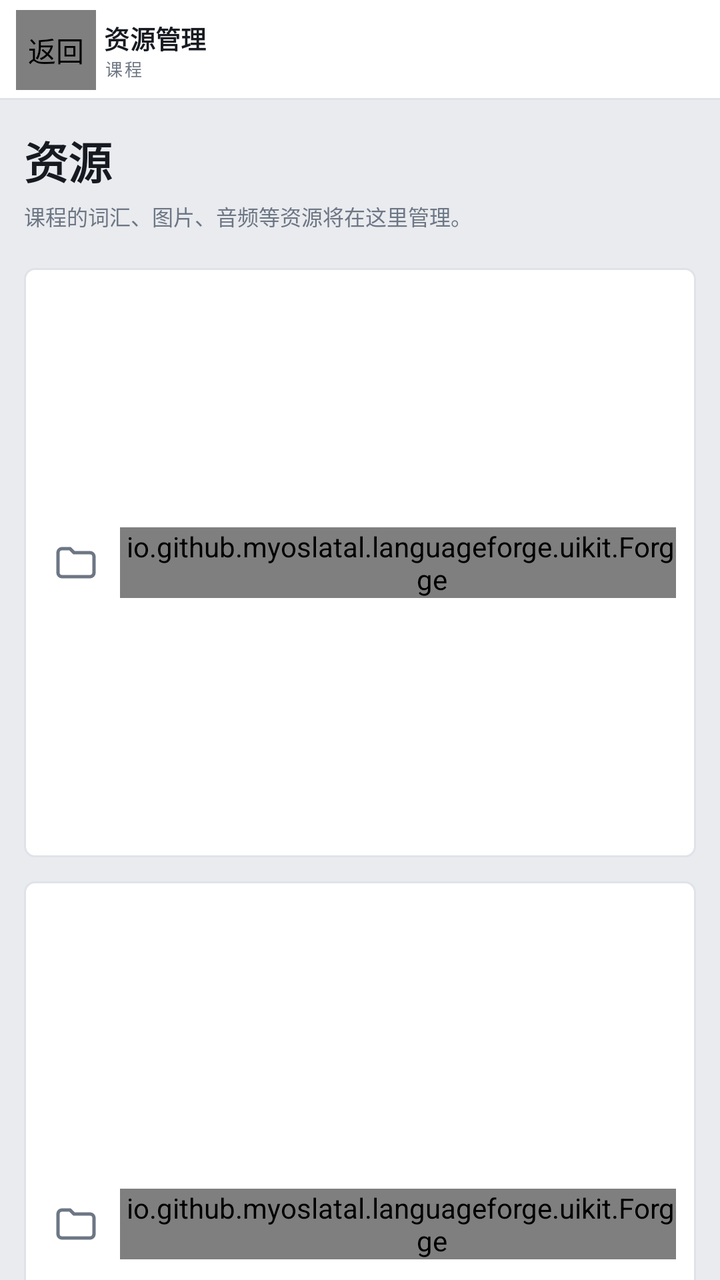
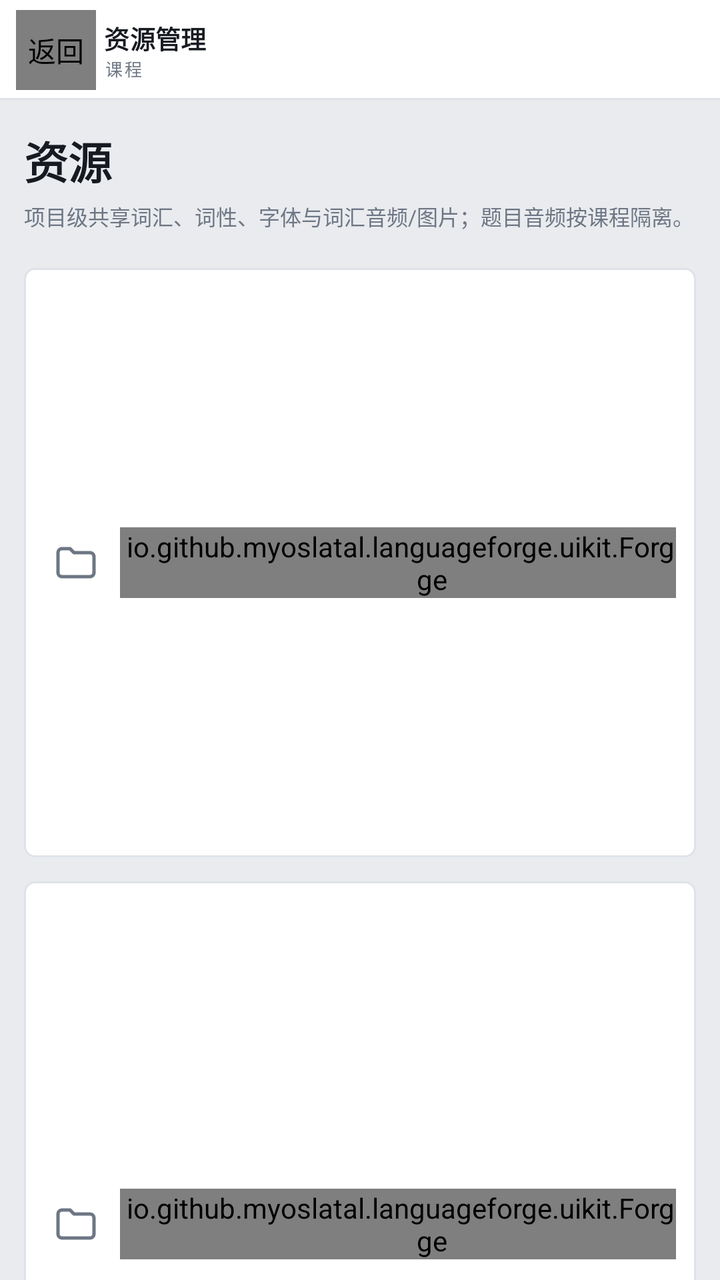

Screens rendered from an Android XML layout before and after an edit, with the pre-edit source and the edit as a unified diff.
<!-- AndroidManifest.xml: application theme Theme.NostongueForge -->
<!-- res/layout/activity_resource_management.xml -->
<?xml version="1.0" encoding="utf-8"?>
<LinearLayout xmlns:android="http://schemas.android.com/apk/res/android"
    xmlns:app="http://schemas.android.com/apk/res-auto"
    android:id="@+id/resource_root"
    android:layout_width="match_parent"
    android:layout_height="match_parent"
    android:background="@color/forge_bg"
    android:orientation="vertical">

    <LinearLayout
        android:id="@+id/resource_topbar"
        android:layout_width="match_parent"
        android:layout_height="wrap_content"
        android:background="@drawable/forge_bg_topbar"
        android:orientation="vertical">

        <LinearLayout
            android:id="@+id/resource_topbar_row"
            android:layout_width="match_parent"
            android:layout_height="50dp"
            android:gravity="center_vertical"
            android:orientation="horizontal"
            android:paddingStart="8dp"
            android:paddingEnd="8dp">

            <io.github.myoslatal.languageforge.uikit.ForgeButton
                android:id="@+id/btn_resource_back"
                android:layout_width="40dp"
                android:layout_height="40dp"
                android:contentDescription="返回"
                app:forgeIcon="@drawable/forge_ic_back"
                app:forgeVariant="ghost" />

            <LinearLayout
                android:layout_width="0dp"
                android:layout_height="wrap_content"
                android:layout_marginStart="4dp"
                android:layout_weight="1"
                android:orientation="vertical">

                <TextView
                    style="@style/Forge.Text.Brand"
                    android:layout_width="match_parent"
                    android:layout_height="wrap_content"
                    android:includeFontPadding="false"
                    android:maxLines="1"
                    android:text="资源管理" />

                <TextView
                    android:id="@+id/resource_context"
                    style="@style/Forge.Text.BrandSub"
                    android:layout_width="match_parent"
                    android:layout_height="wrap_content"
                    android:ellipsize="end"
                    android:includeFontPadding="false"
                    android:maxLines="1"
                    android:text="课程" />
            </LinearLayout>
        </LinearLayout>
    </LinearLayout>

    <ScrollView
        android:id="@+id/resource_scroll"
        android:layout_width="match_parent"
        android:layout_height="0dp"
        android:layout_weight="1"
        android:clipToPadding="true"
        android:fillViewport="false"
        android:overScrollMode="ifContentScrolls"
        android:scrollbars="none">

        <LinearLayout
            android:id="@+id/resource_content"
            android:layout_width="match_parent"
            android:layout_height="wrap_content"
            android:orientation="vertical"
            android:paddingStart="12dp"
            android:paddingTop="14dp"
            android:paddingEnd="12dp"
            android:paddingBottom="24dp">

            <TextView
                android:layout_width="wrap_content"
                android:layout_height="wrap_content"
                android:fontFamily="sans-serif"
                android:includeFontPadding="false"
                android:text="资源"
                android:textColor="@color/forge_text"
                android:textSize="22sp"
                android:textStyle="bold" />

            <TextView
                style="@style/Forge.Text.Hint"
                android:layout_width="match_parent"
                android:layout_height="wrap_content"
                android:layout_marginTop="4dp"
                android:text="课程的词汇、图片、音频等资源将在这里管理。" />

            <LinearLayout
                android:id="@+id/vocabulary_entry"
                android:layout_width="match_parent"
                android:layout_height="wrap_content"
                android:layout_marginTop="18dp"
                android:background="@drawable/forge_bg_project_card"
                android:clickable="true"
                android:focusable="true"
                android:gravity="center_vertical"
                android:orientation="horizontal"
                android:paddingStart="14dp"
                android:paddingTop="14dp"
                android:paddingEnd="10dp"
                android:paddingBottom="14dp">

                <ImageView
                    android:layout_width="24dp"
                    android:layout_height="24dp"
                    android:contentDescription="词汇管理"
                    android:src="@drawable/forge_ic_folder" />

                <LinearLayout
                    android:layout_width="0dp"
                    android:layout_height="wrap_content"
                    android:layout_marginStart="10dp"
                    android:layout_weight="1"
                    android:orientation="vertical">

                    <TextView
                        android:layout_width="wrap_content"
                        android:layout_height="wrap_content"
                        android:fontFamily="sans-serif"
                        android:includeFontPadding="false"
                        android:text="词汇管理"
                        android:textColor="@color/forge_text"
                        android:textSize="15sp"
                        android:textStyle="bold" />

                    <TextView
                        android:id="@+id/vocabulary_summary"
                        android:layout_width="wrap_content"
                        android:layout_height="wrap_content"
                        android:layout_marginTop="3dp"
                        android:fontFamily="sans-serif"
                        android:includeFontPadding="false"
                        android:text="0 个词 · 管理词汇表"
                        android:textColor="@color/forge_muted"
                        android:textSize="11sp" />
                </LinearLayout>

                <io.github.myoslatal.languageforge.uikit.ForgeBadge
                    android:id="@+id/vocabulary_badge"
                    android:layout_width="wrap_content"
                    android:layout_height="wrap_content"
                    android:text="进入" />

                <ImageView
                    android:layout_width="20dp"
                    android:layout_height="20dp"
                    android:layout_marginStart="4dp"
                    android:contentDescription="进入词汇管理"
                    android:src="@drawable/forge_ic_chevron_right" />
            </LinearLayout>

            <LinearLayout
                android:id="@+id/font_entry"
                android:layout_width="match_parent"
                android:layout_height="wrap_content"
                android:layout_marginTop="12dp"
                android:background="@drawable/forge_bg_project_card"
                android:clickable="true"
                android:focusable="true"
                android:gravity="center_vertical"
                android:orientation="horizontal"
                android:paddingStart="14dp"
                android:paddingTop="14dp"
                android:paddingEnd="10dp"
                android:paddingBottom="14dp">

                <ImageView
                    android:layout_width="24dp"
                    android:layout_height="24dp"
                    android:contentDescription="字体管理"
                    android:src="@drawable/forge_ic_folder" />

                <LinearLayout
                    android:layout_width="0dp"
                    android:layout_height="wrap_content"
                    android:layout_marginStart="10dp"
                    android:layout_weight="1"
                    android:orientation="vertical">

                    <TextView
                        android:layout_width="wrap_content"
                        android:layout_height="wrap_content"
                        android:fontFamily="sans-serif"
                        android:includeFontPadding="false"
                        android:text="字体管理"
                        android:textColor="@color/forge_text"
                        android:textSize="15sp"
                        android:textStyle="bold" />

                    <TextView
                        android:id="@+id/font_summary"
                        android:layout_width="wrap_content"
                        android:layout_height="wrap_content"
                        android:layout_marginTop="3dp"
                        android:fontFamily="sans-serif"
                        android:includeFontPadding="false"
                        android:text="0 个字体 · 当前：系统默认"
                        android:textColor="@color/forge_muted"
                        android:textSize="11sp" />
                </LinearLayout>

                <io.github.myoslatal.languageforge.uikit.ForgeBadge
                    android:id="@+id/font_badge"
                    android:layout_width="wrap_content"
                    android:layout_height="wrap_content"
                    android:text="进入" />

                <ImageView
                    android:layout_width="20dp"
                    android:layout_height="20dp"
                    android:layout_marginStart="4dp"
                    android:contentDescription="进入字体管理"
                    android:src="@drawable/forge_ic_chevron_right" />
            </LinearLayout>

            <LinearLayout
                android:id="@+id/pos_entry"
                android:layout_width="match_parent"
                android:layout_height="wrap_content"
                android:layout_marginTop="12dp"
                android:background="@drawable/forge_bg_project_card"
                android:clickable="true"
                android:focusable="true"
                android:gravity="center_vertical"
                android:orientation="horizontal"
                android:paddingStart="14dp"
                android:paddingTop="14dp"
                android:paddingEnd="10dp"
                android:paddingBottom="14dp">

                <ImageView
                    android:layout_width="24dp"
                    android:layout_height="24dp"
                    android:contentDescription="词性管理"
                    android:src="@drawable/forge_ic_folder" />

                <LinearLayout
                    android:layout_width="0dp"
                    android:layout_height="wrap_content"
                    android:layout_marginStart="10dp"
                    android:layout_weight="1"
                    android:orientation="vertical">

                    <TextView
                        android:layout_width="wrap_content"
                        android:layout_height="wrap_content"
                        android:fontFamily="sans-serif"
                        android:includeFontPadding="false"
                        android:text="词性管理"
                        android:textColor="@color/forge_text"
                        android:textSize="15sp"
                        android:textStyle="bold" />

                    <TextView
                        android:id="@+id/pos_summary"
                        android:layout_width="wrap_content"
                        android:layout_height="wrap_content"
                        android:layout_marginTop="3dp"
                        android:fontFamily="sans-serif"
                        android:includeFontPadding="false"
                        android:text="0 个词性 · 名称、描述与编码"
                        android:textColor="@color/forge_muted"
                        android:textSize="11sp" />
                </LinearLayout>

                <io.github.myoslatal.languageforge.uikit.ForgeBadge
                    android:id="@+id/pos_badge"
                    android:layout_width="wrap_content"
                    android:layout_height="wrap_content"
                    android:text="进入" />

                <ImageView
                    android:layout_width="20dp"
                    android:layout_height="20dp"
                    android:layout_marginStart="4dp"
                    android:contentDescription="进入词性管理"
                    android:src="@drawable/forge_ic_chevron_right" />
            </LinearLayout>

            <LinearLayout
                android:id="@+id/image_entry"
                android:layout_width="match_parent"
                android:layout_height="wrap_content"
                android:layout_marginTop="12dp"
                android:background="@drawable/forge_bg_project_card"
                android:clickable="true"
                android:focusable="true"
                android:gravity="center_vertical"
                android:orientation="horizontal"
                android:paddingStart="14dp"
                android:paddingTop="14dp"
                android:paddingEnd="10dp"
                android:paddingBottom="14dp">

                <ImageView
                    android:layout_width="24dp"
                    android:layout_height="24dp"
                    android:contentDescription="图片管理"
                    android:src="@drawable/forge_ic_folder" />

                <LinearLayout
                    android:layout_width="0dp"
                    android:layout_height="wrap_content"
                    android:layout_marginStart="10dp"
                    android:layout_weight="1"
                    android:orientation="vertical">

                    <TextView
                        android:layout_width="wrap_content"
                        android:layout_height="wrap_content"
                        android:fontFamily="sans-serif"
                        android:includeFontPadding="false"
                        android:text="图片管理"
                        android:textColor="@color/forge_text"
                        android:textSize="15sp"
                        android:textStyle="bold" />

                    <TextView
                        android:id="@+id/image_summary"
                        android:layout_width="wrap_content"
                        android:layout_height="wrap_content"
                        android:layout_marginTop="3dp"
                        android:fontFamily="sans-serif"
                        android:includeFontPadding="false"
                        android:text="0 张图片 · 编码与引用"
                        android:textColor="@color/forge_muted"
                        android:textSize="11sp" />
                </LinearLayout>

                <io.github.myoslatal.languageforge.uikit.ForgeBadge
                    android:id="@+id/image_badge"
                    android:layout_width="wrap_content"
                    android:layout_height="wrap_content"
                    android:text="进入" />

                <ImageView
                    android:layout_width="20dp"
                    android:layout_height="20dp"
                    android:layout_marginStart="4dp"
                    android:contentDescription="进入图片管理"
                    android:src="@drawable/forge_ic_chevron_right" />
            </LinearLayout>

            <LinearLayout
                android:id="@+id/audio_entry"
                android:layout_width="match_parent"
                android:layout_height="wrap_content"
                android:layout_marginTop="12dp"
                android:background="@drawable/forge_bg_project_card"
                android:clickable="true"
                android:focusable="true"
                android:gravity="center_vertical"
                android:orientation="horizontal"
                android:paddingStart="14dp"
                android:paddingTop="14dp"
                android:paddingEnd="10dp"
                android:paddingBottom="14dp">

                <ImageView
                    android:layout_width="24dp"
                    android:layout_height="24dp"
                    android:contentDescription="音频管理"
                    android:src="@drawable/forge_ic_folder" />

                <LinearLayout
                    android:layout_width="0dp"
                    android:layout_height="wrap_content"
                    android:layout_marginStart="10dp"
                    android:layout_weight="1"
                    android:orientation="vertical">

                    <TextView
                        android:layout_width="wrap_content"
                        android:layout_height="wrap_content"
                        android:fontFamily="sans-serif"
                        android:includeFontPadding="false"
                        android:text="音频管理"
                        android:textColor="@color/forge_text"
                        android:textSize="15sp"
                        android:textStyle="bold" />

                    <TextView
                        android:id="@+id/audio_summary"
                        android:layout_width="wrap_content"
                        android:layout_height="wrap_content"
                        android:layout_marginTop="3dp"
                        android:fontFamily="sans-serif"
                        android:includeFontPadding="false"
                        android:text="0 条音频 · 编码与引用"
                        android:textColor="@color/forge_muted"
                        android:textSize="11sp" />
                </LinearLayout>

                <io.github.myoslatal.languageforge.uikit.ForgeBadge
                    android:id="@+id/audio_badge"
                    android:layout_width="wrap_content"
                    android:layout_height="wrap_content"
                    android:text="进入" />

                <ImageView
                    android:layout_width="20dp"
                    android:layout_height="20dp"
                    android:layout_marginStart="4dp"
                    android:contentDescription="进入音频管理"
                    android:src="@drawable/forge_ic_chevron_right" />
            </LinearLayout>

            <TextView
                style="@style/Forge.Text.Tiny"
                android:layout_width="match_parent"
                android:layout_height="wrap_content"
                android:layout_marginTop="18dp"
                android:gravity="center"
                android:text="更多资源类型稍后加入" />
        </LinearLayout>
    </ScrollView>
</LinearLayout>
<!-- resources referenced by this layout -->
<resources>
  <color name="forge_bg">#E9EBEF</color>
  <color name="forge_muted">#6D7684</color>
  <color name="forge_text">#171B21</color>
  <!-- drawable forge_bg_topbar (drawable) -->
  <?xml version="1.0" encoding="utf-8"?>
  <layer-list xmlns:android="http://schemas.android.com/apk/res/android">
      <item><shape android:shape="rectangle"><solid android:color="@color/forge_panel" /></shape></item>
      <item android:gravity="bottom" android:height="1dp"><shape android:shape="rectangle"><solid android:color="@color/forge_line" /></shape></item>
  </layer-list>
  <!-- drawable forge_ic_back (drawable) -->
  <?xml version="1.0" encoding="utf-8"?>
  <vector xmlns:android="http://schemas.android.com/apk/res/android"
      android:width="24dp" android:height="24dp"
      android:viewportWidth="24" android:viewportHeight="24">
      <path android:pathData="M15,5 L8,12 L15,19"
          android:strokeColor="@color/forge_muted" android:strokeWidth="1.7"
          android:strokeLineCap="round" android:strokeLineJoin="round"
          android:fillColor="@android:color/transparent" />
  </vector>
  <!-- drawable forge_ic_chevron_right (drawable) -->
  <?xml version="1.0" encoding="utf-8"?>
  <vector xmlns:android="http://schemas.android.com/apk/res/android"
      android:width="24dp" android:height="24dp"
      android:viewportWidth="24" android:viewportHeight="24">
      <path android:pathData="M9,6 L15,12 L9,18"
          android:strokeColor="@color/forge_muted" android:strokeWidth="1.7"
          android:strokeLineCap="round" android:strokeLineJoin="round"
          android:fillColor="@android:color/transparent" />
  </vector>
  <style name="Forge.Text.Brand" parent="Forge.Text">
          <item name="android:textSize">@dimen/forge_text_brand</item>
          <item name="android:textStyle">bold</item>
          <item name="android:letterSpacing">0.01</item>
          <item name="android:textColor">@color/forge_text</item>
      </style>
  <style name="Forge.Text.BrandSub" parent="Forge.Text">
          <item name="android:textSize">@dimen/forge_text_brand_sub</item>
          <item name="android:letterSpacing">0.12</item>
          <item name="android:textAllCaps">true</item>
          <item name="android:textColor">@color/forge_muted</item>
      </style>
  <style name="Forge.Text.Hint" parent="Forge.Text">
          <item name="android:textSize">@dimen/forge_text_hint</item>
          <item name="android:textColor">@color/forge_muted</item>
          <item name="android:lineSpacingMultiplier">1.6</item>
      </style>
  <style name="Forge.Text.Tiny" parent="Forge.Text">
          <item name="android:textSize">@dimen/forge_text_tiny</item>
          <item name="android:textColor">@color/forge_muted</item>
      </style>
  <color name="forge_accent_soft">#1C2F6FEB</color>
  <color name="forge_panel">#FFFFFF</color>
  <color name="forge_line">#DFE3E9</color>
  <dimen name="forge_radius">5dp</dimen>
  <style name="Forge.Text" parent="TextAppearance.AppCompat">
          <item name="android:fontFamily">sans-serif</item>
          <item name="android:textSize">@dimen/forge_text_body</item>
          <item name="android:textColor">@color/forge_text</item>
      </style>
  <dimen name="forge_text_brand">12.5sp</dimen>
  <dimen name="forge_text_brand_sub">8.5sp</dimen>
  <dimen name="forge_text_hint">10.5sp</dimen>
  <dimen name="forge_text_tiny">9sp</dimen>
  <color name="forge_accent">#2F6FEB</color>
  <color name="forge_faint">#9AA3B0</color>
  <dimen name="forge_text_body">12.5sp</dimen>
  <!-- unchanged entries left out for length: 3 -->
</resources>

<!-- the commit's change to res/layout/activity_resource_management.xml (unified diff, before → after) -->
@@ -90,11 +90,12 @@
                 android:textStyle="bold" />
 
             <TextView
+                android:id="@+id/resource_hint"
                 style="@style/Forge.Text.Hint"
                 android:layout_width="match_parent"
                 android:layout_height="wrap_content"
                 android:layout_marginTop="4dp"
-                android:text="课程的词汇、图片、音频等资源将在这里管理。" />
+                android:text="项目级共享词汇、词性、字体与词汇音频/图片；题目音频按课程隔离。" />
 
             <LinearLayout
                 android:id="@+id/vocabulary_entry"
@@ -381,11 +382,12 @@
                     android:orientation="vertical">
 
                     <TextView
-                        android:layout_width="wrap_content"
-                        android:layout_height="wrap_content"
-                        android:fontFamily="sans-serif"
-                        android:includeFontPadding="false"
-                        android:text="音频管理"
+                        android:id="@+id/audio_title"
+                        android:layout_width="wrap_content"
+                        android:layout_height="wrap_content"
+                        android:fontFamily="sans-serif"
+                        android:includeFontPadding="false"
+                        android:text="词汇音频（全局）"
                         android:textColor="@color/forge_text"
                         android:textSize="15sp"
                         android:textStyle="bold" />
